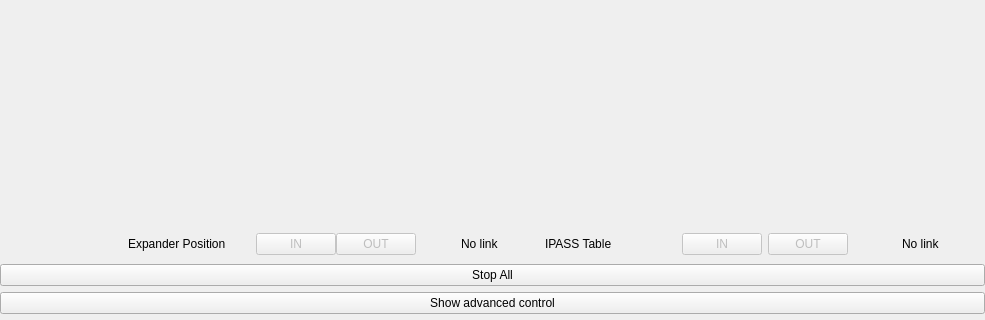
MatthewJCameron/imbl, file expander/expanderGui/expanderGui.ui: the form before one commit; both pictures show x 0 to 985 and y 435 to 755 of the 985 by 755 pixel window.
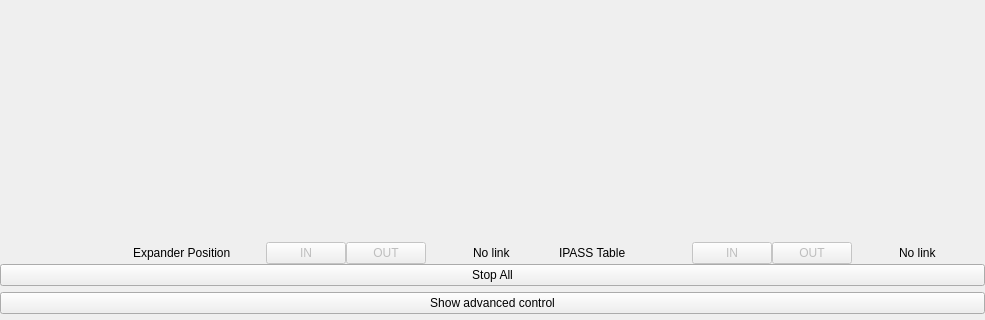
The form after the commit. Icons and pictures are not drawn. Custom widgets are drawn as their Qt base class.

Commit message: currentTblInOut now updates correctly

```diff
--- a/expander/expanderGui/expanderGui.ui
+++ b/expander/expanderGui/expanderGui.ui
@@ -70,6 +70,21 @@
       <item row="2" column="6">
        <widget class="QWidget" name="modeTblSetEnable" native="true">
         <layout class="QHBoxLayout" name="horizontalLayout_3">
+         <property name="spacing">
+          <number>0</number>
+         </property>
+         <property name="leftMargin">
+          <number>0</number>
+         </property>
+         <property name="topMargin">
+          <number>0</number>
+         </property>
+         <property name="rightMargin">
+          <number>0</number>
+         </property>
+         <property name="bottomMargin">
+          <number>0</number>
+         </property>            
          <item alignment="Qt::AlignHCenter">
           <widget class="QLabel" name="currentTblInOut">
            <property name="text">
@@ -124,6 +139,21 @@
          <bool>false</bool>
         </property>
         <layout class="QHBoxLayout" name="horizontalLayout_2">
+         <property name="spacing">
+          <number>0</number>
+         </property>
+         <property name="leftMargin">
+          <number>0</number>
+         </property>
+         <property name="topMargin">
+          <number>0</number>
+         </property>
+         <property name="rightMargin">
+          <number>0</number>
+         </property>
+         <property name="bottomMargin">
+          <number>0</number>
+         </property>        
          <item>
           <widget class="QPushButton" name="tblIn">
            <property name="text">
```
The commit also changes 1 other file.
